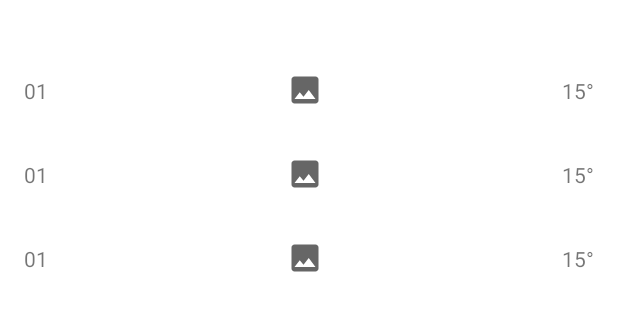
After one commit to ig-egorov/Weather-deprecated, an Android app: the layout daily_weather_recycler.xml on its own in the app's theme, with its tools: preview values and no code run, on a phone screen of 412 x 824 dp. The commit adds this screen. Shown: the top 311 px of the screen. Run offline under Robolectric (Android 15) with nearby library versions, the phone set to English and light mode, and no system bars.

Commit message:
added weather details layouts

```diff
--- /dev/null
+++ b/app/src/main/res/drawable/placeholder_image.xml
@@ -0,0 +1,10 @@
+<vector xmlns:android="http://schemas.android.com/apk/res/android"
+    android:width="24dp"
+    android:height="24dp"
+    android:viewportWidth="24"
+    android:viewportHeight="24"
+    android:tint="?attr/colorControlNormal">
+  <path
+      android:fillColor="@android:color/white"
+      android:pathData="M21,19V5c0,-1.1 -0.9,-2 -2,-2H5c-1.1,0 -2,0.9 -2,2v14c0,1.1 0.9,2 2,2h14c1.1,0 2,-0.9 2,-2zM8.5,13.5l2.5,3.01L14.5,12l4.5,6H5l3.5,-4.5z"/>
+</vector>
--- /dev/null
+++ b/app/src/main/res/layout/daily_weather_recycler.xml
@@ -0,0 +1,14 @@
+<?xml version="1.0" encoding="utf-8"?>
+<androidx.recyclerview.widget.RecyclerView xmlns:app="http://schemas.android.com/apk/res-auto"
+    xmlns:android="http://schemas.android.com/apk/res/android"
+    xmlns:tools="http://schemas.android.com/tools"
+    android:id="@+id/daily_weather_recycler"
+    android:layout_width="match_parent"
+    android:layout_height="wrap_content"
+    android:layout_marginTop="@dimen/spacing_large"
+    app:layout_constraintEnd_toEndOf="parent"
+    app:layout_constraintHorizontal_bias="0.0"
+    app:layout_constraintStart_toStartOf="parent"
+    app:layout_constraintTop_toBottomOf="@+id/hourly_weather_recycler"
+    tools:listitem="@layout/daily_weather_recycler_item"
+    tools:showIn="@layout/fragment_weather_details" />
--- /dev/null
+++ b/app/src/main/res/layout/daily_weather_recycler_item.xml
@@ -0,0 +1,45 @@
+<?xml version="1.0" encoding="utf-8"?>
+<androidx.constraintlayout.widget.ConstraintLayout
+    xmlns:android="http://schemas.android.com/apk/res/android"
+    xmlns:app="http://schemas.android.com/apk/res-auto"
+    xmlns:tools="http://schemas.android.com/tools"
+    android:layout_width="match_parent"
+    android:layout_height="wrap_content"
+    android:id="@+id/daily_weather_recycler_item">
+
+    <TextView
+        android:id="@+id/daily_weather_day"
+        android:layout_width="wrap_content"
+        android:layout_height="wrap_content"
+        android:layout_marginStart="@dimen/spacing_normal"
+        android:text="TextView"
+        app:layout_constraintBottom_toBottomOf="@+id/daily_weather_conditions"
+        app:layout_constraintStart_toStartOf="parent"
+        app:layout_constraintTop_toTopOf="@+id/daily_weather_conditions"
+        tools:text="@string/date_placeholder"/>
+
+    <ImageView
+        android:id="@+id/daily_weather_conditions"
+        android:layout_width="wrap_content"
+        android:layout_height="wrap_content"
+        android:layout_marginStart="@dimen/spacing_large"
+        android:layout_marginTop="@dimen/spacing_normal"
+        android:layout_marginEnd="@dimen/spacing_large"
+        android:layout_marginBottom="@dimen/spacing_normal"
+        app:layout_constraintBottom_toBottomOf="parent"
+        app:layout_constraintEnd_toStartOf="@+id/daily_weather_temperature"
+        app:layout_constraintStart_toEndOf="@+id/daily_weather_day"
+        app:layout_constraintTop_toTopOf="parent"
+        tools:src="@drawable/placeholder_image" />
+
+    <TextView
+        android:id="@+id/daily_weather_temperature"
+        android:layout_width="wrap_content"
+        android:layout_height="wrap_content"
+        android:layout_marginEnd="@dimen/spacing_normal"
+        android:text="TextView"
+        app:layout_constraintBottom_toBottomOf="@+id/daily_weather_conditions"
+        app:layout_constraintEnd_toEndOf="parent"
+        app:layout_constraintTop_toTopOf="@+id/daily_weather_conditions"
+        tools:text="@string/temperature_placeholder"/>
+</androidx.constraintlayout.widget.ConstraintLayout>
--- a/app/src/main/res/values/strings.xml
+++ b/app/src/main/res/values/strings.xml
@@ -1,3 +1,10 @@
 <resources>
     <string name="app_name">Weather</string>
+    <!--Placeholders-->
+    <string name="temperature_placeholder">15&#xb0;</string>
+    <string name="date_placeholder">01</string>
+    <string name="time_placeholder">10</string>
+    <string name="day_placeholder">Mon</string>
+    <!-- TODO: Remove or change this placeholder text -->
+    <string name="hello_blank_fragment">Hello blank fragment</string>
 </resources>
--- a/build.gradle
+++ b/build.gradle
@@ -3,12 +3,8 @@ buildscript {
     ext {
         nav_version = "2.3.5"
         kotlin_version = "1.4.32"
-        version_kotlin_coroutines = "1.4.32"
-        version_lifecycle_extensions = "2.2.0"
         version_moshi = "1.9.3"
-        version_glide = "4.8.0"
         version_retrofit = "2.9.0"
-        version_retrofit_coroutines_adapter = "0.9.2"
         room_version = "2.3.0"
     }
     repositories {
```
Also changed, not shown: app/build.gradle (+1 -17 lines), app/src/main/java/com/example/weather/weather_details/WeatherDetailsFragment.kt (added, +20 -0 lines), app/src/main/res/layout/activity_main.xml (+8 -8 lines), app/src/main/res/layout/current_weather_layout.xml (added, +39 -0 lines), app/src/main/res/layout/fragment_weather_details.xml (added, +29 -0 lines), app/src/main/res/layout/hourly_weather_recycler.xml (added, +16 -0 lines), app/src/main/res/layout/hourly_weather_recycler_item.xml (added, +48 -0 lines), app/src/main/res/navigation/navigation.xml (added, +12 -0 lines), app/src/main/res/values/dimens.xml (added, +10 -0 lines).
